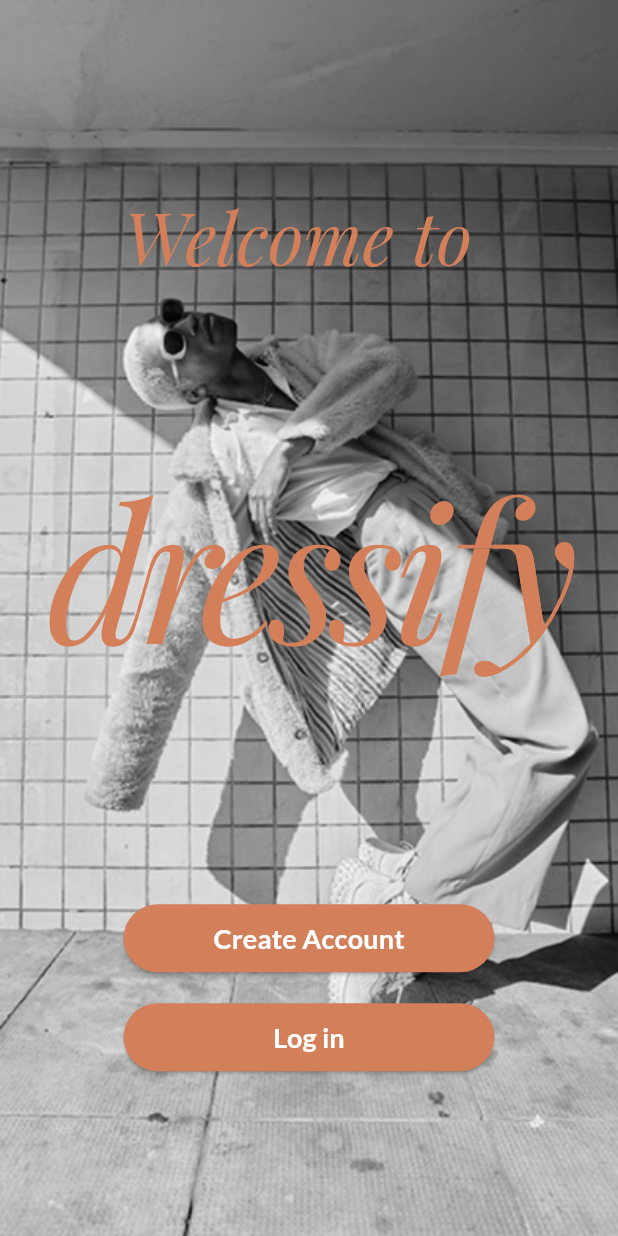
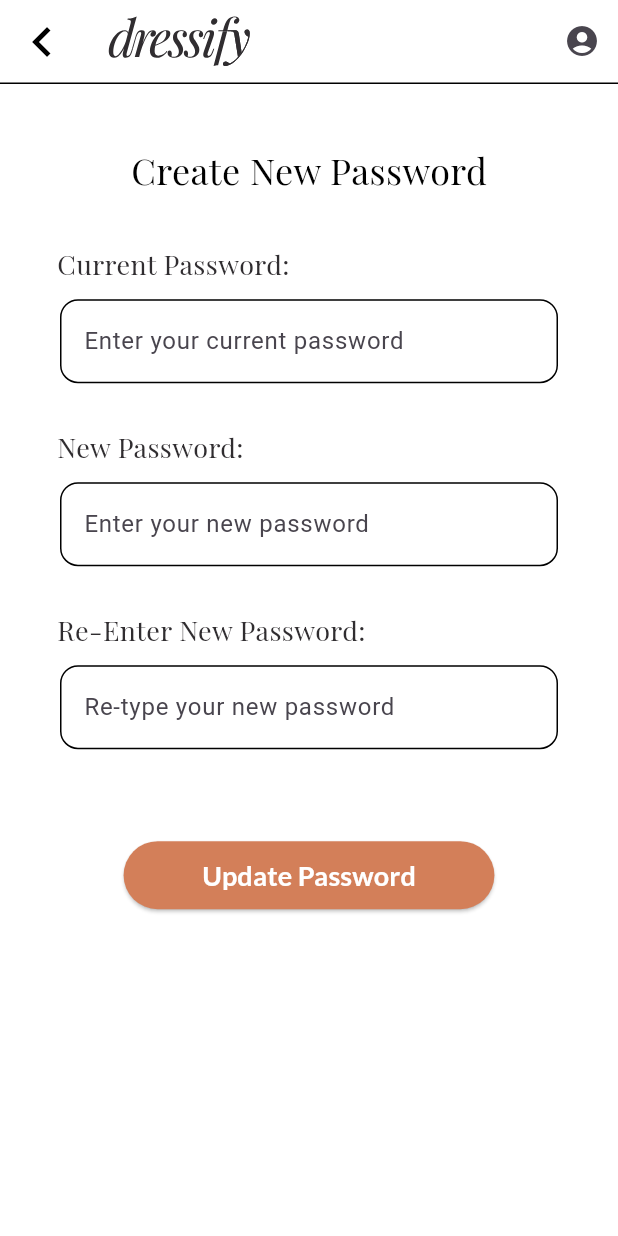
Before and after one commit to Stefania-P11/SWE-Project, a Flutter app: the screen it shows after launch, on a phone screen of 412 x 824 dp. Run offline on Flutter 3.47's test engine with Material 3 defaults, Android fonts, the phone set to English and light mode, and no system bars; our stand-ins replace cloud_firestore, firebase_auth, firebase_core, firebase_storage, flutter_image_compress, flutter_svg and 5 more; missing offline and left inert: geolocator_android, geolocator_apple; accounts and stored records are empty.

Commit message:
Finalized the Update Password Screen-- added input validation and connected the backend function to it

```diff
--- a/lib/main.dart
+++ b/lib/main.dart
@@ -2,6 +2,7 @@
 
 import 'package:cloud_firestore/cloud_firestore.dart';
 import 'package:dressify_app/constants.dart';
+import 'package:dressify_app/screens/change_password_screen.dart';
 import 'package:dressify_app/screens/home_screen.dart';
 import 'package:dressify_app/screens/insights_screen.dart';
 import 'package:dressify_app/screens/landing_screen.dart';
@@ -37,7 +38,7 @@ void main() async{
   print("🔐 DEBUG APP CHECK TOKEN: $token");*/
 
 
-//kUsername = "stefania";
+kUsername = "stefania";
 
   runApp(const MyApp());
 }
@@ -55,7 +56,7 @@ class MyApp extends StatelessWidget {
       ),
 
 
-      home: const LandingScreen(), //This changes the default screen the app will show when launched. Change it to the screen you want to show first.
+      home: const ChangePasswordScreen(), //This changes the default screen the app will show when launched. Change it to the screen you want to show first.
 
 
     );
--- /dev/null
+++ b/lib/screens/change_password_screen.dart
@@ -0,0 +1,231 @@
+import 'package:dressify_app/widgets/custom_app_bar.dart';
+import 'package:flutter/material.dart';
+import 'package:dressify_app/constants.dart';
+import 'package:dressify_app/services/authentication_service.dart';
+import 'package:dressify_app/widgets/label_input_field.dart';
+import 'package:dressify_app/widgets/custom_button.dart';
+
+/// Screen that allows users to change their account password
+class ChangePasswordScreen extends StatefulWidget {
+  const ChangePasswordScreen({Key? key}) : super(key: key);
+
+  @override
+  _ChangePasswordScreenState createState() => _ChangePasswordScreenState();
+}
+
+class _ChangePasswordScreenState extends State<ChangePasswordScreen> {
+  // Text controllers for password fields
+  final TextEditingController _currentPasswordController = TextEditingController();
+  final TextEditingController _newPasswordController = TextEditingController();
+  final TextEditingController _retypePasswordController = TextEditingController();
+
+  // State variables to track validation and loading
+  bool passwordValid = false;
+  bool passwordsMatch = false;
+  bool isLoading = false;
+
+  // Authentication service instance
+  final AuthenticationService _authService = AuthenticationService();
+
+  @override
+  void initState() {
+    super.initState();
+    // Add listeners to password fields to validate inputs in real time
+    _newPasswordController.addListener(_validatePasswords);
+    _retypePasswordController.addListener(_validatePasswords);
+  }
+
+  /// Validates password strength and match between new passwords
+  void _validatePasswords() {
+    final newPassword = _newPasswordController.text;
+    final retypePassword = _retypePasswordController.text;
+
+    setState(() {
+      passwordValid = _authService.validatePassword(newPassword);
+      passwordsMatch = newPassword == retypePassword;
+    });
+  }
+
+  /// Handles changing the user's password
+  Future<void> _handleChangePassword() async {
+    final currentPassword = _currentPasswordController.text.trim();
+    final newPassword = _newPasswordController.text.trim();
+    final retypePassword = _retypePasswordController.text.trim();
+
+    // Validation: passwords must match
+    if (newPassword != retypePassword) {
+      ScaffoldMessenger.of(context).showSnackBar(
+        const SnackBar(content: Text('New passwords do not match.')),
+      );
+      return;
+    }
+
+    // Validation: password strength
+    if (!_authService.validatePassword(newPassword)) {
+      ScaffoldMessenger.of(context).showSnackBar(
+        const SnackBar(
+          content: Text('New password does not meet requirements.')),
+      );
+      return;
+    }
+
+    setState(() => isLoading = true);
+
+    // Attempt to change password using AuthenticationService
+    final String? error = await _authService.setNewPassword(currentPassword, newPassword);
+
+    setState(() => isLoading = false);
+
+    if (error == null) {
+      // Password successfully changed
+      ScaffoldMessenger.of(context).showSnackBar(
+        const SnackBar(content: Text('Password updated successfully!')),
+      );
+      await Future.delayed(const Duration(milliseconds: 800));
+      if (mounted) {
+        Navigator.pop(context, true); // Navigate back after success
+      }
+    } else {
+      // Show specific error message if password change failed
+      ScaffoldMessenger.of(context).showSnackBar(
+        SnackBar(content: Text(error)),
+      );
+    }
+  }
+
+  @override
+  void dispose() {
+    // Dispose controllers to free up resources
+    _currentPasswordController.dispose();
+    _newPasswordController.dispose();
+    _retypePasswordController.dispose();
+    super.dispose();
+  }
+
+  @override
+  Widget build(BuildContext context) {
+    final screenHeight = MediaQuery.of(context).size.height;
+    final screenWidth = MediaQuery.of(context).size.width;
+
+    return Scaffold(
+      backgroundColor: kBackgroundColor,
+      appBar: CustomAppBar(
+        showBackButton: true,
+      ),
+      body: SingleChildScrollView(
+        padding: const EdgeInsets.all(24.0),
+        child: Column(
+          children: [
+            SizedBox(height: screenHeight * 0.02),
+
+            // Screen title
+            Text(
+              "Create New Password",
+              style: kH2.copyWith(color: Colors.black),
+            ),
+
+            SizedBox(height: screenHeight * 0.04),
+
+            // Current Password field
+            Column(
+              crossAxisAlignment: CrossAxisAlignment.start,
+              children: [
+                Padding(
+                  padding: const EdgeInsets.symmetric(horizontal: 14.0),
+                  child: Text('Current Password:', style: kH3),
+                ),
+                const SizedBox(height: 10),
+                LabelInputField(
+                  controller: _currentPasswordController,
+                  hintText: "Enter your current password",
+                  obscureText: true,
+                  maxLength: 50,
+                  showCounter: false,
+                ),
+              ],
+            ),
+
+            const SizedBox(height: 30),
+
+            // New Password field
+            Column(
+              crossAxisAlignment: CrossAxisAlignment.start,
+              children: [
+                Padding(
+                  padding: const EdgeInsets.symmetric(horizontal: 14.0),
+                  child: Text('New Password:', style: kH3),
+                ),
+                const SizedBox(height: 10),
+                LabelInputField(
+                  controller: _newPasswordController,
+                  hintText: "Enter your new password",
+                  obscureText: true,
+                  maxLength: 50,
+                  showCounter: false,
+                ),
+                // Error message for password strength
+                if (!passwordValid && _newPasswordController.text.isNotEmpty)
+                  const Padding(
+                    padding: EdgeInsets.only(top: 8.0, left: 20.0, right: 14.0),
+                    child: Text(
+                      'Password must have:\n• Minimum 8 characters\n• At least one uppercase letter (A-Z)\n• At least one digit (0-9)',
+                      style: kErrorMessage,
+                    ),
+                  ),
+              ],
+            ),
+
+            const SizedBox(height: 30),
+
+            // Re-Enter New Password field
+            Column(
+              crossAxisAlignment: CrossAxisAlignment.start,
+              children: [
+                Padding(
+                  padding: const EdgeInsets.symmetric(horizontal: 14.0),
+                  child: Text('Re-Enter New Password:', style: kH3),
+                ),
+                const SizedBox(height: 10),
+                LabelInputField(
+                  controller: _retypePasswordController,
+                  hintText: "Re-type your new password",
+                  obscureText: true,
+                  maxLength: 50,
+                  showCounter: false,
+                ),
+                // Error message for password mismatch
+                if (!passwordsMatch && _retypePasswordController.text.isNotEmpty)
+                  const Padding(
+                    padding: EdgeInsets.only(top: 8.0, left: 20.0, right: 14.0),
+                    child: Text(
+                      'Passwords do not match.',
+                      style: kErrorMessage,
+                    ),
+                  ),
+              ],
+            ),
+
+            const SizedBox(height: 60),
+
+
+
+            // Update Password button
+            SizedBox(
+              width: screenWidth * 0.6,
+              child: CustomButton(
+                text: isLoading ? "Updating..." : "Update Password",
+                onPressed: () {
+                  if (!isLoading) {
+                    _handleChangePassword();
+                  }
+                },
+              ),
+            ),
+
+            const SizedBox(height: 30),
+          ],
+        ),
+      ),
+    );
+  }
+}
--- a/lib/services/authentication_service.dart
+++ b/lib/services/authentication_service.dart
@@ -134,7 +134,7 @@ class AuthenticationService{
   }
 
   ///Sets a new password for the current user
-  Future<bool> setNewPassword(String currPassword, String newPassword) async {
+  /*Future<bool> setNewPassword(String currPassword, String newPassword) async {
     try {
       //gets the current user
       User? user = getCurrentUser();
@@ -155,6 +155,40 @@ class AuthenticationService{
       return false;
     }
   }
+}*/
+
+///Sets a new password for the current user -- Updated for better error handling
+Future<String?> setNewPassword(String currPassword, String newPassword) async {
+  try {
+    User? user = getCurrentUser();
+    if (user == null) {
+      print("The user is not signed-in currently.");
+      return "No user is signed in.";
+    }
+
+    final authCred = EmailAuthProvider.credential(
+      email: user.email!,
+      password: currPassword,
+    );
+
+    await user.reauthenticateWithCredential(authCred);
+    await user.updatePassword(newPassword);
+    print("The new password has been set.");
+    return null; // success
+  } catch (e) {
+  if (e is FirebaseAuthException) {
+    if (e.code == 'wrong-password' || e.code == 'invalid-credential') {
+      return "Incorrect password provided.";
+    } else if (e.code == 'weak-password') {
+      return "The new password is too weak.";
+    } else {
+      return "Authentication error: ${e.message}";
+    }
+  }
+  return "Failed to update password. Please try again.";
+}
+
+}
 }
 
 Future<bool> isUsernameAvailable(String username) async {
```
